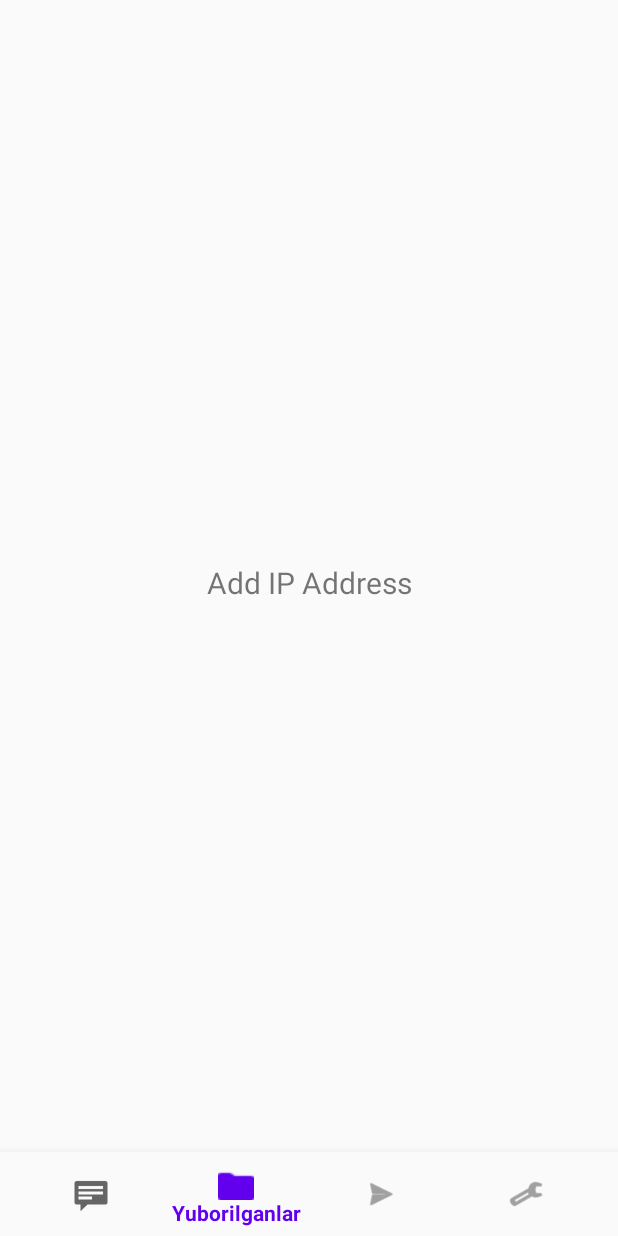
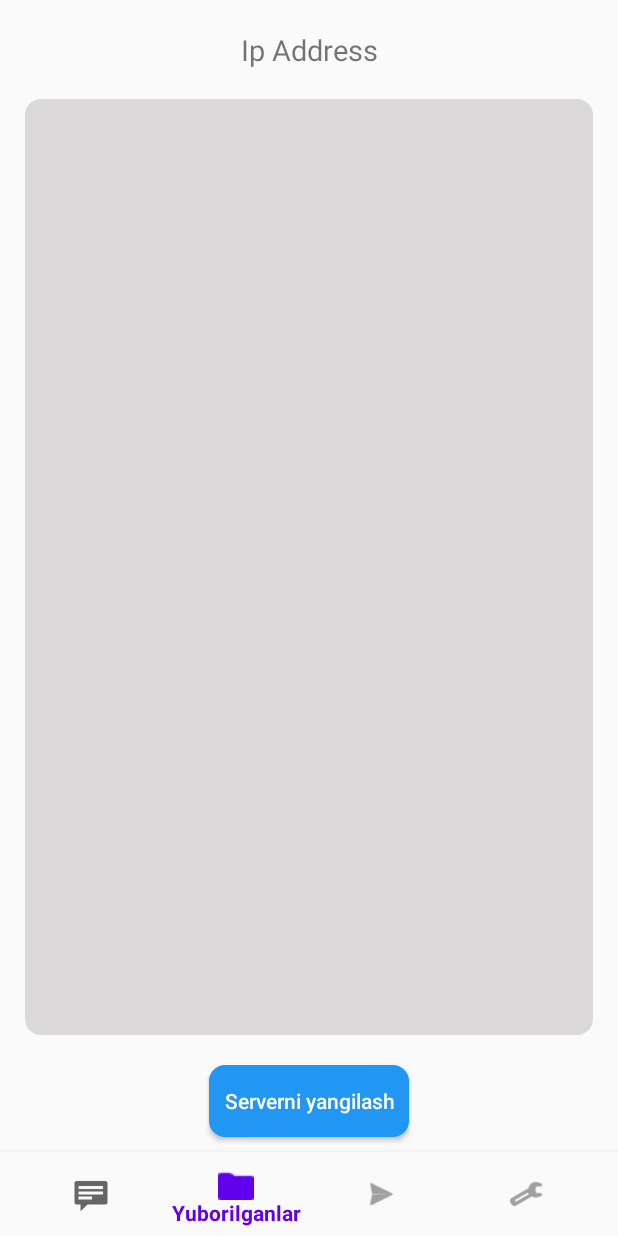
Before and after one commit to To-Rex/SmsApplication, an Android app: the DashboardFragment screen opened through its navigation route, on a phone screen of 412 x 824 dp. Run offline under Robolectric (Android 15) with nearby library versions, the phone set to English and light mode, and no system bars; our stand-ins replace navigation-ui.

Commit message:
firs commit task

```diff
--- a/app/src/main/res/layout/fragment_dashboard.xml
+++ b/app/src/main/res/layout/fragment_dashboard.xml
@@ -6,18 +6,59 @@
     android:layout_height="match_parent"
     tools:context=".ui.dashboard.DashboardFragment">
 
+
     <TextView
-        android:id="@+id/text_dashboard"
-        android:layout_width="match_parent"
+        android:id="@+id/textView4"
+        android:layout_width="0dp"
         android:layout_height="wrap_content"
-        android:layout_marginStart="8dp"
-        android:layout_marginTop="8dp"
-        android:layout_marginEnd="8dp"
-        android:textAlignment="center"
-        android:text="@string/add_ip_address"
-        android:textSize="20sp"
-        app:layout_constraintBottom_toBottomOf="parent"
+        android:gravity="center"
+        android:layout_marginTop="20dp"
+        android:textSize="19sp"
+        android:text="@string/ip_address"
         app:layout_constraintEnd_toEndOf="parent"
         app:layout_constraintStart_toStartOf="parent"
         app:layout_constraintTop_toTopOf="parent" />
+
+    <Button
+        android:id="@+id/button3"
+        android:layout_width="wrap_content"
+        android:layout_height="wrap_content"
+        android:layout_marginBottom="10dp"
+        android:background="@drawable/buttons_back"
+        android:inputType="text"
+        android:paddingStart="10dp"
+        android:paddingEnd="10dp"
+        android:text="@string/serverni_yangilash"
+        android:textColor="@color/white"
+        app:layout_constraintBottom_toBottomOf="parent"
+        app:layout_constraintEnd_toStartOf="@+id/guideline7"
+        app:layout_constraintStart_toStartOf="@+id/guideline6"
+        tools:ignore="TextViewEdits" />
+
+    <androidx.constraintlayout.widget.Guideline
+        android:id="@+id/guideline6"
+        android:layout_width="wrap_content"
+        android:layout_height="wrap_content"
+        android:orientation="vertical"
+        app:layout_constraintGuide_percent="0.04"/>
+
+    <androidx.constraintlayout.widget.Guideline
+        android:id="@+id/guideline7"
+        android:layout_width="wrap_content"
+        android:layout_height="wrap_content"
+        android:orientation="vertical"
+        app:layout_constraintGuide_percent="0.96"/>
+
+    <View
+        android:id="@+id/view3"
+        android:layout_width="0dp"
+        android:layout_height="0dp"
+        android:layout_marginTop="20dp"
+        android:layout_marginBottom="20dp"
+        android:background="@drawable/edit_text_back"
+        app:layout_constraintBottom_toTopOf="@+id/button3"
+        app:layout_constraintEnd_toStartOf="@+id/guideline7"
+        app:layout_constraintStart_toStartOf="@+id/guideline6"
+        app:layout_constraintTop_toBottomOf="@+id/textView4" />
+
 </androidx.constraintlayout.widget.ConstraintLayout>
--- a/app/src/main/res/layout/fragment_home.xml
+++ b/app/src/main/res/layout/fragment_home.xml
@@ -56,7 +56,6 @@
 
     <Button
         android:id="@+id/button"
-        style="@style/Widget.AppCompat.Button"
         android:layout_width="wrap_content"
         android:layout_height="wrap_content"
         android:layout_marginBottom="10dp"
--- a/app/src/main/res/values/strings.xml
+++ b/app/src/main/res/values/strings.xml
@@ -14,4 +14,5 @@
     <string name="sms_limt">Sms Limt</string>
     <string name="yangi_smslar">Yangi Smslar</string>
     <string name="smslarni_jo_natish">Smslarni jo`natish</string>
+    <string name="serverni_yangilash">Serverni yangilash</string>
 </resources>
```
Also changed, not shown: app/src/main/java/com/test/smsapplication/Sample.kt (+1 -1 lines), app/src/main/res/layout/fragment_notifications.xml (+20 -8 lines).
